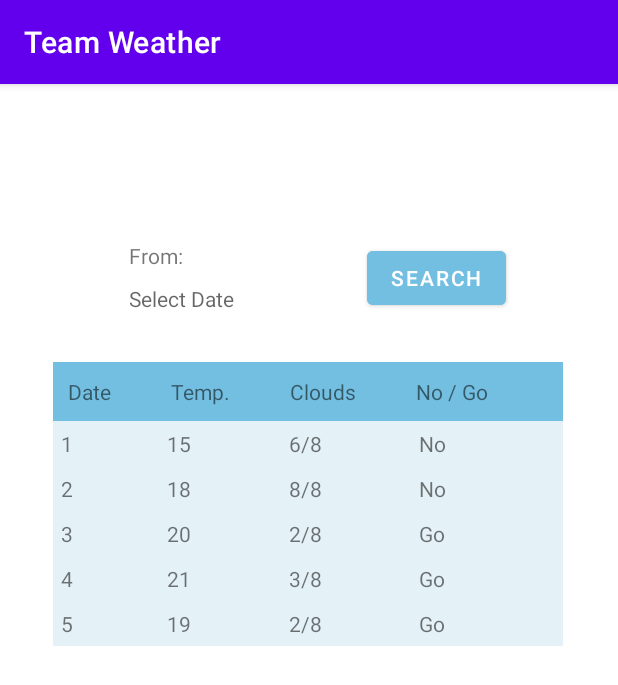
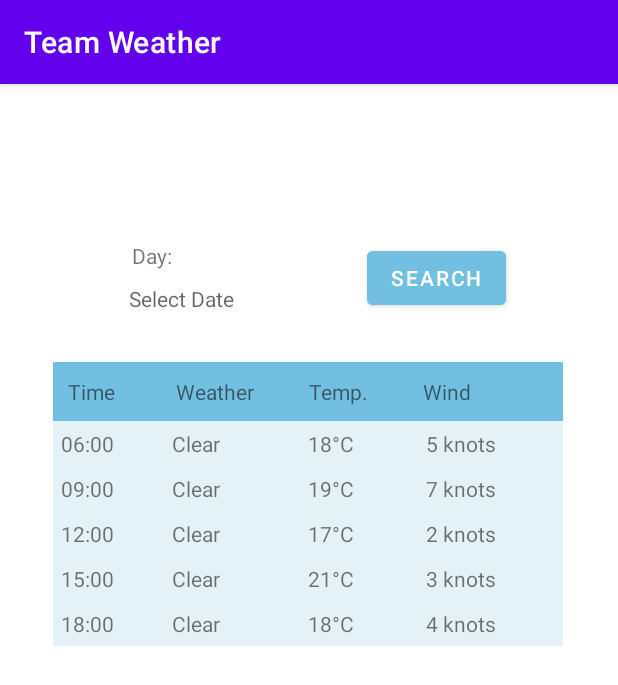
Before and after one commit to roeelap/weather-mobile-app, an Android app: the MainActivity screen opened directly, with no data from a screen before it, on a phone screen of 412 x 824 dp. Shown: the top 685 px of the screen. Run offline under Robolectric (Android 15) with nearby library versions, the phone set to English and light mode, and no system bars.

Commit message:
Server start & changes to the main activity

```diff
--- a/client/app/src/main/java/com/example/teamweather/MainActivity.java
+++ b/client/app/src/main/java/com/example/teamweather/MainActivity.java
@@ -15,8 +15,8 @@ public class MainActivity extends AppCompatActivity {
     private static final String TAG = "MainActivity";
 
     private TextView locationTextView;
-    private TextView mDisplayDateFrom;
-    private DatePickerDialog.OnDateSetListener mDateFromSetListener;
+    private TextView mDisplayDate;
+    private DatePickerDialog.OnDateSetListener mDateSetListener;
 
     @Override
     protected void onCreate(Bundle savedInstanceState) {
@@ -28,9 +28,9 @@ public class MainActivity extends AppCompatActivity {
         String location = getIntent().getStringExtra("location");
         locationTextView.setText(location);
 
-        mDisplayDateFrom = findViewById(R.id.textView_selectDateFrom);
+        mDisplayDate = findViewById(R.id.textView_selectDate);
 
-        mDisplayDateFrom.setOnClickListener(view -> {
+        mDisplayDate.setOnClickListener(view -> {
             Calendar cal = Calendar.getInstance();
             int year = cal.get(Calendar.YEAR);
             int month = cal.get(Calendar.MONTH);
@@ -39,18 +39,18 @@ public class MainActivity extends AppCompatActivity {
             DatePickerDialog dialog = new DatePickerDialog(
                     MainActivity.this,
                     android.R.style.Theme_Holo_Dialog_MinWidth,
-                    mDateFromSetListener,
+                    mDateSetListener,
                     year, month, day);
             dialog.getWindow().setBackgroundDrawable(new ColorDrawable(Color.TRANSPARENT));
             dialog.show();
         });
 
-        mDateFromSetListener = (datePicker, year, month, day) -> {
+        mDateSetListener = (datePicker, year, month, day) -> {
             month = month + 1;
             Log.d(TAG, "onDateSet: date: dd/mm/yyyy " + day + "/" + month + "/" + year);
 
-            String dateFrom = day + "/" + month + "/" + year;
-            mDisplayDateFrom.setText(dateFrom);
+            String date = day + "/" + month + "/" + year;
+            mDisplayDate.setText(date);
         };
     }
 }
--- a/client/app/src/main/res/layout/activity_main.xml
+++ b/client/app/src/main/res/layout/activity_main.xml
@@ -20,10 +20,10 @@
         app:layout_constraintVertical_bias="0.058" />
 
     <TextView
-        android:id="@+id/textView_from"
+        android:id="@+id/textView_day"
         android:layout_width="wrap_content"
         android:layout_height="wrap_content"
-        android:text="From:"
+        android:text="Day:"
         app:layout_constraintBottom_toBottomOf="parent"
         app:layout_constraintEnd_toEndOf="parent"
         app:layout_constraintHorizontal_bias="0.229"
@@ -32,7 +32,7 @@
         app:layout_constraintVertical_bias="0.14" />
 
     <TextView
-        android:id="@+id/textView_selectDateFrom"
+        android:id="@+id/textView_selectDate"
         android:layout_width="wrap_content"
         android:layout_height="wrap_content"
         android:hint="Select Date"
@@ -40,7 +40,7 @@
         app:layout_constraintEnd_toEndOf="parent"
         app:layout_constraintHorizontal_bias="0.252"
         app:layout_constraintStart_toStartOf="parent"
-        app:layout_constraintTop_toBottomOf="@+id/textView_from"
+        app:layout_constraintTop_toBottomOf="@+id/textView_day"
         app:layout_constraintVertical_bias="0.015" />
 
     <TableLayout
@@ -62,7 +62,13 @@
                 android:layout_width="wrap_content"
                 android:layout_height="wrap_content"
                 android:layout_weight="1"
-                android:text="Date" />
+                android:text="Time" />
+
+            <TextView
+                android:layout_width="wrap_content"
+                android:layout_height="wrap_content"
+                android:layout_weight="1"
+                android:text="Weather" />
 
             <TextView
                 android:layout_width="wrap_content"
@@ -74,13 +80,7 @@
                 android:layout_width="wrap_content"
                 android:layout_height="wrap_content"
                 android:layout_weight="1"
-                android:text="Clouds" />
-
-            <TextView
-                android:layout_width="wrap_content"
-                android:layout_height="wrap_content"
-                android:layout_weight="1"
-                android:text="No / Go" />
+                android:text="Wind" />
         </TableRow>
 
         <TableRow
@@ -91,25 +91,25 @@
                 android:layout_width="wrap_content"
                 android:layout_height="wrap_content"
                 android:layout_weight="1"
-                android:text="1" />
+                android:text="06:00" />
 
             <TextView
                 android:layout_width="wrap_content"
                 android:layout_height="wrap_content"
                 android:layout_weight="1"
-                android:text="15" />
+                android:text="Clear" />
 
             <TextView
                 android:layout_width="wrap_content"
                 android:layout_height="wrap_content"
                 android:layout_weight="1"
-                android:text="6/8" />
+                android:text="18°C" />
 
             <TextView
                 android:layout_width="wrap_content"
                 android:layout_height="wrap_content"
                 android:layout_weight="1"
-                android:text="No" />
+                android:text="5 knots" />
         </TableRow>
 
         <TableRow
@@ -120,25 +120,25 @@
                 android:layout_width="wrap_content"
                 android:layout_height="wrap_content"
                 android:layout_weight="1"
-                android:text="2" />
+                android:text="09:00" />
 
             <TextView
                 android:layout_width="wrap_content"
                 android:layout_height="wrap_content"
                 android:layout_weight="1"
-                android:text="18" />
+                android:text="Clear" />
 
             <TextView
                 android:layout_width="wrap_content"
                 android:layout_height="wrap_content"
                 android:layout_weight="1"
-                android:text="8/8" />
+                android:text="19°C" />
 
             <TextView
                 android:layout_width="wrap_content"
                 android:layout_height="wrap_content"
                 android:layout_weight="1"
-                android:text="No" />
+                android:text="7 knots" />
         </TableRow>
 
         <TableRow
@@ -149,25 +149,25 @@
                 android:layout_width="wrap_content"
                 android:layout_height="wrap_content"
                 android:layout_weight="1"
-                android:text="3" />
+                android:text="12:00" />
 
             <TextView
                 android:layout_width="wrap_content"
                 android:layout_height="wrap_content"
                 android:layout_weight="1"
-                android:text="20" />
+                android:text="Clear" />
 
             <TextView
                 android:layout_width="wrap_content"
                 android:layout_height="wrap_content"
                 android:layout_weight="1"
-                android:text="2/8" />
+                android:text="17°C" />
 
             <TextView
                 android:layout_width="wrap_content"
                 android:layout_height="wrap_content"
                 android:layout_weight="1"
-                android:text="Go" />
+                android:text="2 knots" />
         </TableRow>
 
         <TableRow
@@ -178,25 +178,25 @@
                 android:layout_width="wrap_content"
                 android:layout_height="wrap_content"
                 android:layout_weight="1"
-                android:text="4" />
+                android:text="15:00" />
 
             <TextView
                 android:layout_width="wrap_content"
                 android:layout_height="wrap_content"
                 android:layout_weight="1"
-                android:text="21" />
+                android:text="Clear" />
 
             <TextView
                 android:layout_width="wrap_content"
                 android:layout_height="wrap_content"
                 android:layout_weight="1"
-                android:text="3/8" />
+                android:text="21°C" />
 
             <TextView
                 android:layout_width="wrap_content"
                 android:layout_height="wrap_content"
                 android:layout_weight="1"
-                android:text="Go" />
+                android:text="3 knots" />
         </TableRow>
 
         <TableRow
@@ -207,25 +207,25 @@
                 android:layout_width="wrap_content"
                 android:layout_height="wrap_content"
                 android:layout_weight="1"
-                android:text="5" />
+                android:text="18:00" />
 
             <TextView
                 android:layout_width="wrap_content"
                 android:layout_height="wrap_content"
                 android:layout_weight="1"
-                android:text="19" />
+                android:text="Clear" />
 
             <TextView
                 android:layout_width="wrap_content"
                 android:layout_height="wrap_content"
                 android:layout_weight="1"
-                android:text="2/8" />
+                android:text="18°C" />
 
             <TextView
                 android:layout_width="wrap_content"
                 android:layout_height="wrap_content"
                 android:layout_weight="1"
-                android:text="Go" />
+                android:text="4 knots" />
         </TableRow>
     </TableLayout>
 
```
Also changed, not shown: 4 other files.
